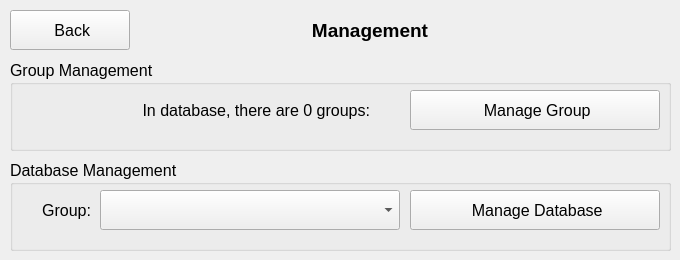
First picture: the form in resource/view_controller/select_manage_form/View.ui, repository muysengly/repo_attendance_system, before the edit.
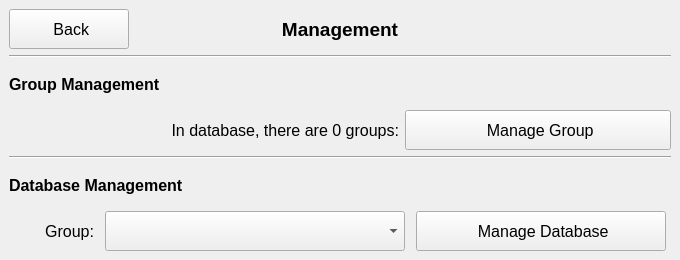
Second picture: the form after the edit.

The edit to the form file:
```diff
--- a/resource/view_controller/select_manage_form/View.ui
+++ b/resource/view_controller/select_manage_form/View.ui
@@ -26,15 +26,35 @@
    <string>MainWindow</string>
   </property>
   <widget class="QWidget" name="centralwidget">
+   <layout class="QVBoxLayout" name="verticalLayout">
+    <item>
+     <layout class="QHBoxLayout" name="horizontalLayout">
+      <item>
+       <widget class="QPushButton" name="pushButton_back">
+        <property name="minimumSize">
+         <size>
+          <width>120</width>
+          <height>40</height>
+         </size>
+        </property>
+        <property name="maximumSize">
+         <size>
+          <width>120</width>
+          <height>40</height>
+         </size>
+        </property>
+        <property name="font">
+         <font>
+          <pointsize>12</pointsize>
+         </font>
+        </property>
+        <property name="text">
+         <string> Back</string>
+        </property>
+       </widget>
+      </item>
+      <item>
    <widget class="QLabel" name="label">
-    <property name="geometry">
-     <rect>
-      <x>140</x>
-      <y>10</y>
-      <width>460</width>
-      <height>40</height>
-     </rect>
-    </property>
     <property name="font">
      <font>
       <pointsize>14</pointsize>
@@ -48,49 +68,81 @@
      <set>Qt::AlignCenter</set>
     </property>
    </widget>
-   <widget class="QPushButton" name="pushButton_back">
-    <property name="geometry">
-     <rect>
-      <x>10</x>
-      <y>10</y>
+      </item>
+      <item>
+       <widget class="QLabel" name="label_5">
+        <property name="minimumSize">
+         <size>
       <width>120</width>
       <height>40</height>
-     </rect>
-    </property>
+         </size>
+        </property>
+        <property name="maximumSize">
+         <size>
+          <width>120</width>
+          <height>40</height>
+         </size>
+        </property>
     <property name="font">
      <font>
       <pointsize>12</pointsize>
      </font>
     </property>
     <property name="text">
-     <string> Back</string>
-    </property>
-   </widget>
-   <widget class="QGroupBox" name="groupBox">
-    <property name="geometry">
-     <rect>
-      <x>10</x>
-      <y>60</y>
-      <width>661</width>
-      <height>91</height>
-     </rect>
-    </property>
+         <string/>
+        </property>
+       </widget>
+      </item>
+     </layout>
+    </item>
+    <item>
+     <widget class="Line" name="line">
+      <property name="orientation">
+       <enum>Qt::Horizontal</enum>
+      </property>
+     </widget>
+    </item>
+    <item>
+     <widget class="QLabel" name="label_4">
     <property name="font">
      <font>
       <pointsize>12</pointsize>
-     </font>
-    </property>
-    <property name="title">
+        <bold>true</bold>
+       </font>
+      </property>
+      <property name="text">
      <string>Group Management</string>
     </property>
+     </widget>
+    </item>
+    <item>
+     <layout class="QHBoxLayout" name="horizontalLayout_2">
+      <item>
+       <spacer name="horizontalSpacer">
+        <property name="orientation">
+         <enum>Qt::Horizontal</enum>
+        </property>
+        <property name="sizeHint" stdset="0">
+         <size>
+          <width>40</width>
+          <height>20</height>
+         </size>
+        </property>
+       </spacer>
+      </item>
+      <item>
     <widget class="QLabel" name="label_number_of_group">
-     <property name="geometry">
-      <rect>
-       <x>10</x>
-       <y>30</y>
+        <property name="minimumSize">
+         <size>
        <width>350</width>
        <height>40</height>
-      </rect>
+         </size>
+        </property>
+        <property name="maximumSize">
+         <size>
+          <width>350</width>
+          <height>40</height>
+         </size>
      </property>
      <property name="font">
       <font>
@@ -104,14 +156,20 @@
       <set>Qt::AlignRight|Qt::AlignTrailing|Qt::AlignVCenter</set>
      </property>
     </widget>
+      </item>
+      <item>
     <widget class="QPushButton" name="pushButton_manage_group">
-     <property name="geometry">
-      <rect>
-       <x>400</x>
-       <y>30</y>
+        <property name="sizePolicy">
+         <sizepolicy hsizetype="Minimum" vsizetype="Fixed">
+          <horstretch>250</horstretch>
+          <verstretch>40</verstretch>
+         </sizepolicy>
+        </property>
+        <property name="minimumSize">
+         <size>
        <width>250</width>
        <height>40</height>
-      </rect>
+         </size>
      </property>
      <property name="font">
       <font>
@@ -122,65 +180,44 @@
       <string> Manage Group</string>
      </property>
     </widget>
-   </widget>
-   <widget class="QGroupBox" name="groupBox_2">
-    <property name="geometry">
-     <rect>
-      <x>10</x>
-      <y>160</y>
-      <width>661</width>
-      <height>91</height>
-     </rect>
-    </property>
+      </item>
+     </layout>
+    </item>
+    <item>
+     <widget class="Line" name="line_2">
+      <property name="orientation">
+       <enum>Qt::Horizontal</enum>
+      </property>
+     </widget>
+    </item>
+    <item>
+     <widget class="QLabel" name="label_3">
     <property name="font">
      <font>
       <pointsize>12</pointsize>
-     </font>
-    </property>
-    <property name="title">
+        <bold>true</bold>
+       </font>
+      </property>
+      <property name="text">
      <string>Database Management</string>
     </property>
-    <widget class="QPushButton" name="pushButton_manage_person">
-     <property name="geometry">
-      <rect>
-       <x>400</x>
-       <y>30</y>
-       <width>250</width>
-       <height>40</height>
-      </rect>
-     </property>
-     <property name="font">
-      <font>
-       <pointsize>12</pointsize>
-      </font>
-     </property>
-     <property name="text">
-      <string> Manage Database</string>
-     </property>
-    </widget>
-    <widget class="QComboBox" name="comboBox_group_names">
-     <property name="geometry">
-      <rect>
-       <x>90</x>
-       <y>30</y>
-       <width>300</width>
-       <height>40</height>
-      </rect>
-     </property>
-     <property name="font">
-      <font>
-       <pointsize>12</pointsize>
-      </font>
-     </property>
-    </widget>
+     </widget>
+    </item>
+    <item>
+     <layout class="QHBoxLayout" name="horizontalLayout_3">
+      <item>
     <widget class="QLabel" name="label_2">
-     <property name="geometry">
-      <rect>
-       <x>0</x>
-       <y>30</y>
-       <width>81</width>
+        <property name="minimumSize">
+         <size>
+          <width>80</width>
        <height>40</height>
-      </rect>
+         </size>
+        </property>
+        <property name="maximumSize">
+         <size>
+          <width>80</width>
+          <height>40</height>
+         </size>
      </property>
      <property name="font">
       <font>
@@ -194,7 +231,55 @@
       <set>Qt::AlignRight|Qt::AlignTrailing|Qt::AlignVCenter</set>
      </property>
     </widget>
-   </widget>
+      </item>
+      <item>
+       <widget class="QComboBox" name="comboBox_group_names">
+        <property name="minimumSize">
+         <size>
+          <width>300</width>
+          <height>40</height>
+         </size>
+        </property>
+        <property name="maximumSize">
+         <size>
+          <width>300</width>
+          <height>40</height>
+         </size>
+        </property>
+        <property name="font">
+         <font>
+          <pointsize>12</pointsize>
+         </font>
+        </property>
+       </widget>
+      </item>
+      <item>
+       <widget class="QPushButton" name="pushButton_manage_person">
+        <property name="minimumSize">
+         <size>
+          <width>250</width>
+          <height>40</height>
+         </size>
+        </property>
+        <property name="maximumSize">
+         <size>
+          <width>250</width>
+          <height>40</height>
+         </size>
+        </property>
+        <property name="font">
+         <font>
+          <pointsize>12</pointsize>
+         </font>
+        </property>
+        <property name="text">
+         <string> Manage Database</string>
+        </property>
+       </widget>
+      </item>
+     </layout>
+    </item>
+   </layout>
   </widget>
  </widget>
  <resources/>
```
Lines whose indentation alone changed are shown as unchanged.
